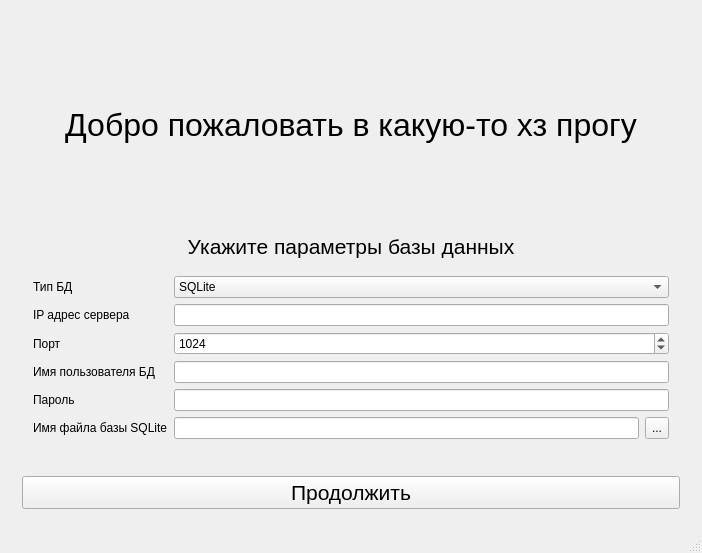
First picture: the form in mainwindow.ui, repository Dixaba/qtdbprogram, before the edit.
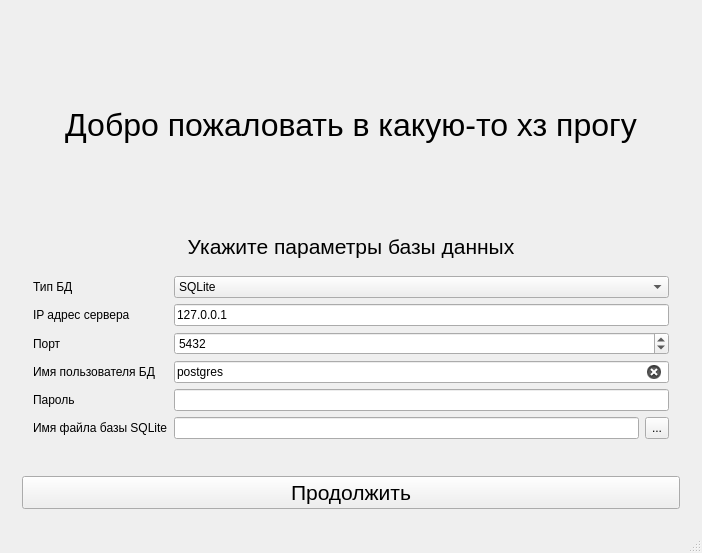
Second picture: the form after the edit.

The edit to the form file:
```diff
--- a/mainwindow.ui
+++ b/mainwindow.ui
@@ -108,7 +108,11 @@
             </widget>
            </item>
            <item row="1" column="1">
-            <widget class="QLineEdit" name="serverIP"/>
+            <widget class="QLineEdit" name="serverIP">
+             <property name="text">
+              <string>127.0.0.1</string>
+             </property>
+            </widget>
            </item>
            <item row="2" column="0">
             <widget class="QLabel" name="label_serverPort">
@@ -129,7 +133,7 @@
               <number>65535</number>
              </property>
              <property name="value">
-              <number>1024</number>
+              <number>5432</number>
              </property>
             </widget>
            </item>
@@ -145,6 +149,9 @@
            </item>
            <item row="3" column="1">
             <widget class="QLineEdit" name="serverUser">
+             <property name="text">
+              <string>postgres</string>
+             </property>
              <property name="maxLength">
               <number>255</number>
              </property>
```
